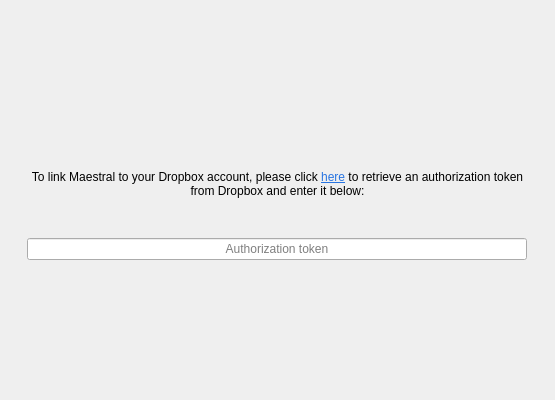
Before: the Qt Designer form maestral/gui/resources/setup_dialog.ui in samschott/maestral, drawn with Qt 5.
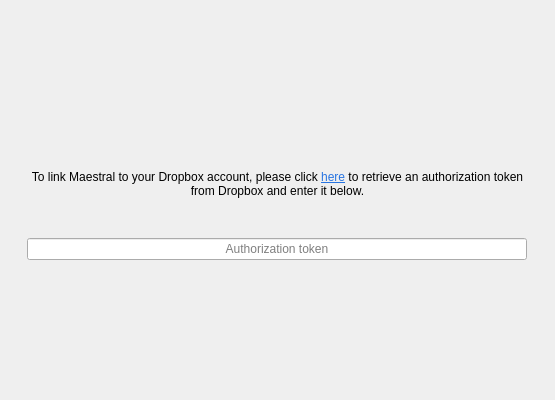
After: the same form once the commit is applied. The open tabs and pages were chosen to show the change. Custom widgets are drawn as their Qt base class.

```diff
--- a/maestral/gui/resources/setup_dialog.ui
+++ b/maestral/gui/resources/setup_dialog.ui
@@ -168,7 +168,7 @@
        <item row="3" column="0">
         <widget class="QLabel" name="labelAuthLink">
          <property name="text">
-          <string>&lt;html&gt;&lt;head/&gt;&lt;body&gt;&lt;p align=&quot;center&quot;&gt;To link Maestral to your Dropbox account, please click &lt;a href=&quot;{0}&quot;&gt;&lt;span style=&quot;text-decoration: underline; color:#2874e1;&quot;&gt;here&lt;/span&gt;&lt;/a&gt; to retrieve an authorization token from Dropbox and enter it below:&lt;/p&gt;&lt;/body&gt;&lt;/html&gt;</string>
+          <string>&lt;html&gt;&lt;head/&gt;&lt;body&gt;&lt;p align=&quot;center&quot;&gt;To link Maestral to your Dropbox account, please click &lt;a href=&quot;{0}&quot;&gt;&lt;span style=&quot; text-decoration: underline; color:#2874e1;&quot;&gt;here&lt;/span&gt;&lt;/a&gt; to retrieve an authorization token from Dropbox and enter it below.&lt;/p&gt;&lt;/body&gt;&lt;/html&gt;</string>
          </property>
          <property name="alignment">
           <set>Qt::AlignCenter</set>
```
